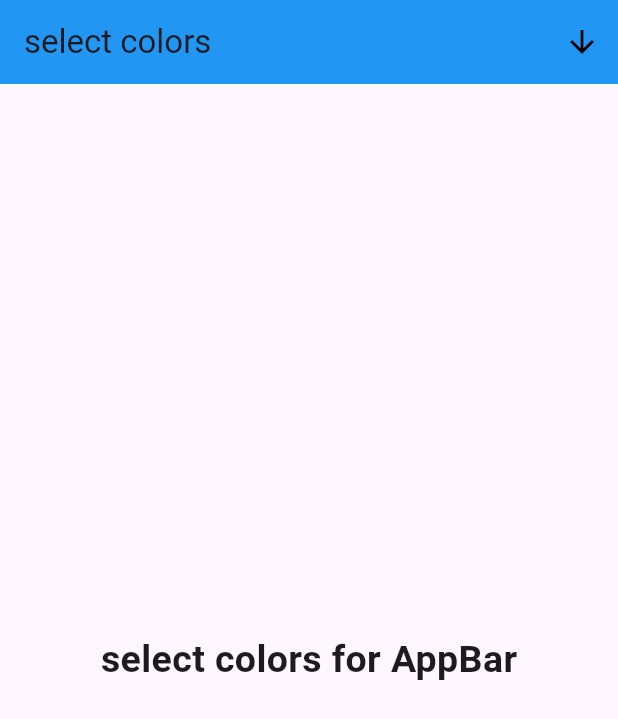
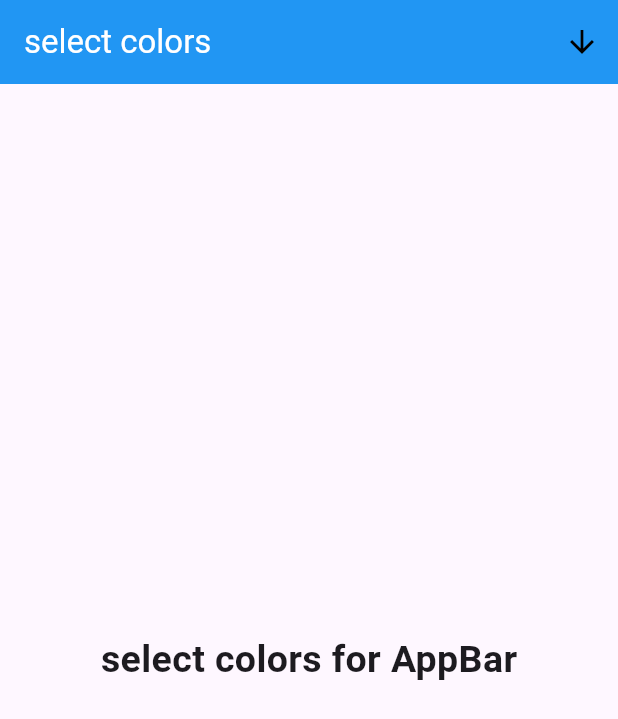
Before and after one commit to Amjadyabroudi128/appBarColor, a Flutter app: the screen it shows after launch, on a phone screen of 412 x 824 dp. Shown: the top 719 px of the screen. Run offline on Flutter 3.47's test engine with Material 3 defaults, Android fonts, the phone set to English and light mode, and no system bars.

Commit message:
change color style

```diff
--- a/lib/main.dart
+++ b/lib/main.dart
@@ -13,7 +13,11 @@ class MyApp extends StatefulWidget {
 
 class _MyAppState extends State<MyApp> {
   Color _appBarColor = Colors.blue;
-
+  Color getTextColor(Color backgroundColor) {
+    return ThemeData.estimateBrightnessForColor(backgroundColor) == Brightness.dark
+        ? Colors.white
+        : Colors.black;
+  }
   @override
   Widget build(BuildContext context) {
     String selectClr = "select colors";
@@ -22,12 +26,13 @@ class _MyAppState extends State<MyApp> {
       theme: ThemeData(
         primarySwatch: myColor,
         appBarTheme: AppBarTheme(
-          color: appBar
+          color: appBar,
         )
       ),
       home: Scaffold(
         appBar: AppBar(
-          title: Text(selectClr),
+          title: Text(selectClr, style: TextStyle(color: getTextColor(_appBarColor)), // Dynamically set text color
+          ),
           backgroundColor: _appBarColor,
           actions: <Widget>[
             PopupMenuButton<Color>(
```
